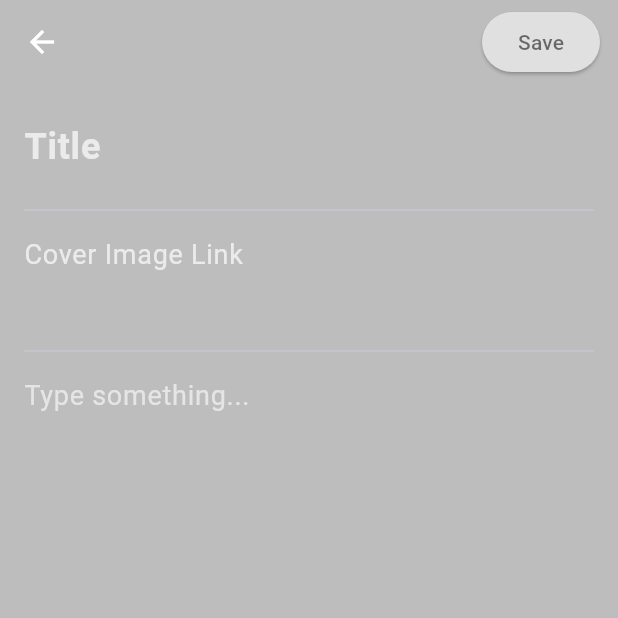
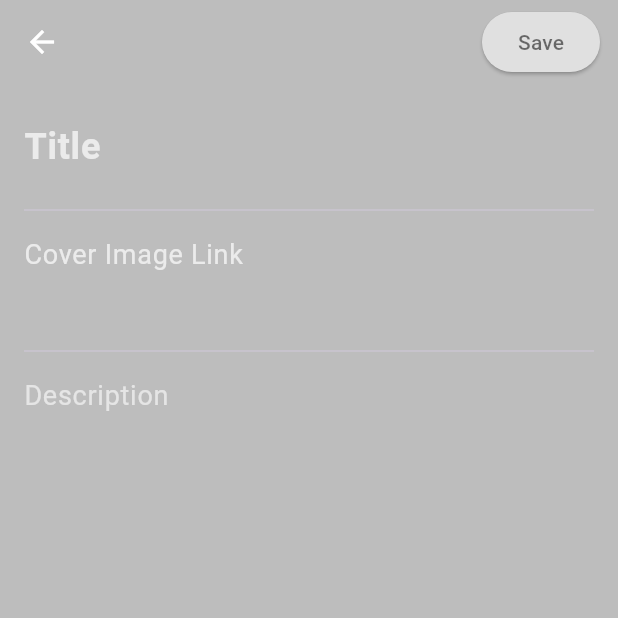
Before and after one commit to ryohilmi/ets_ppb, a Flutter app: the AddEditMoviePage screen opened directly, on a phone screen of 412 x 824 dp, the top half of it. Run offline on Flutter 3.47's test engine with Material 3 defaults, Android fonts, the phone set to English and light mode, and no system bars; our stand-ins replace sqflite; accounts and stored records are empty.

Commit message:
Update Form

```diff
--- a/lib/widget/movie_form_widget.dart
+++ b/lib/widget/movie_form_widget.dart
@@ -68,7 +68,7 @@ class MovieFormWidget extends StatelessWidget {
     ),
     decoration: const InputDecoration(
         border: InputBorder.none,
-        hintText: 'Type something...',
+        hintText: 'Description',
         hintStyle: TextStyle(
             color: Colors.white60
         )
```
